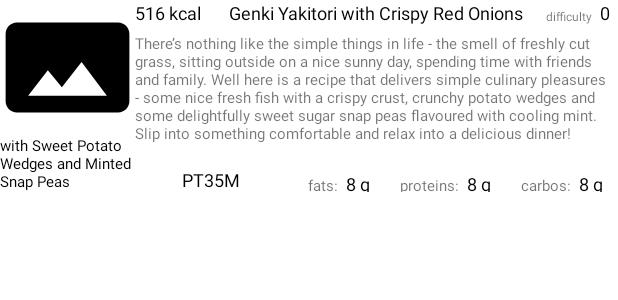
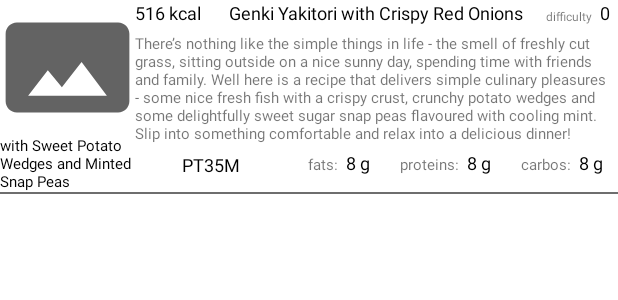
Before and after one commit to tCynik/myRecepies, an Android app: the layout item_layout.xml on its own in the app's theme, with its tools: preview values and no code run, on a phone screen of 412 x 824 dp. Shown: the top 300 px of the screen. Run offline under Robolectric (Android 15) with nearby library versions, the phone set to English and light mode, and no system bars.

Commit message:
list in recycler view is displaying well. Need 2 cleanup in code (bugfix logs, comments, etc.), make logger and exceptions processor. After thet making picture downloading structure

```diff
--- a/app/src/main/res/drawable/no_image.xml
+++ b/app/src/main/res/drawable/no_image.xml
@@ -1,4 +1,4 @@
-<vector android:height="24dp" android:tint="#000000"
+<vector android:height="24dp" android:tint="#636363"
     android:viewportHeight="24" android:viewportWidth="24"
     android:width="24dp" xmlns:android="http://schemas.android.com/apk/res/android">
     <path android:fillColor="@android:color/white" android:pathData="M23,18V6c0,-1.1 -0.9,-2 -2,-2H3c-1.1,0 -2,0.9 -2,2v12c0,1.1 0.9,2 2,2h18c1.1,0 2,-0.9 2,-2zM8.5,12.5l2.5,3.01L14.5,11l4.5,6H5l3.5,-4.5z"/>
--- a/app/src/main/res/layout/item_layout.xml
+++ b/app/src/main/res/layout/item_layout.xml
@@ -1,16 +1,15 @@
 <?xml version="1.0" encoding="utf-8"?>
-<LinearLayout xmlns:android="http://schemas.android.com/apk/res/android"
+<androidx.constraintlayout.widget.ConstraintLayout xmlns:android="http://schemas.android.com/apk/res/android"
     android:layout_width="match_parent"
     android:layout_height="wrap_content"
-    android:orientation="vertical">
+    xmlns:app="http://schemas.android.com/apk/res-auto">
     <LinearLayout
-        android:layout_width="match_parent"
-        android:layout_height="wrap_content"
-        android:orientation="horizontal">
-        <LinearLayout
+        android:id="@+id/picture_block_layout"
         android:layout_width="90dp"
         android:layout_height="wrap_content"
-            android:orientation="vertical">
+        android:orientation="vertical"
+        app:layout_constraintTop_toTopOf="parent"
+        app:layout_constraintStart_toStartOf="parent">
         <ImageView
             android:id="@+id/image_place"
             android:layout_width="match_parent"
@@ -23,78 +22,90 @@
             android:textColor="@color/black"
             android:textSize="10sp"
             android:text="with Sweet Potato Wedges and Minted Snap Peas"/>
+    </LinearLayout>
 
-        </LinearLayout>
-        <androidx.appcompat.widget.LinearLayoutCompat
-            android:layout_width="match_parent"
-            android:layout_height="match_parent"
-            android:orientation="vertical">
+    <LinearLayout
+        android:id="@+id/title_layout"
+        android:layout_width="0dp"
+        android:layout_height="wrap_content"
+        android:orientation="vertical"
+        app:layout_constraintEnd_toEndOf="parent"
+        app:layout_constraintStart_toEndOf="@+id/picture_block_layout"
+        app:layout_constraintTop_toTopOf="parent">
+
         <FrameLayout
             android:layout_width="match_parent"
             android:layout_height="wrap_content"
             android:layout_marginBottom="5dp"
             android:orientation="horizontal">
+
             <TextView
-                    android:gravity="center"
                 android:id="@+id/name"
                 android:layout_width="match_parent"
                 android:layout_height="wrap_content"
+                android:gravity="center"
+                android:text="Genki Yakitori with Crispy Red Onions"
                 android:textColor="@color/black"
-                    android:textSize="12sp"
-                    android:text="Genki Yakitori with Crispy Red Onions"/>
+                android:textSize="12sp" />
 
             <TextView
                 android:id="@+id/calories"
                 android:layout_width="wrap_content"
                 android:layout_height="match_parent"
+                android:text="516 kcal"
                 android:textColor="@color/black"
-                    android:textSize="12sp"
-                    android:text="516 kcal"/>
+                android:textSize="12sp" />
 
             <LinearLayout
                 android:layout_width="wrap_content"
                 android:layout_height="match_parent"
-                    android:orientation="horizontal"
                 android:layout_gravity="end"
-                    android:gravity="end">
+                android:gravity="end"
+                android:orientation="horizontal">
+
                 <TextView
                     android:layout_width="match_parent"
                     android:layout_height="match_parent"
                     android:gravity="bottom"
-                        android:textSize="8sp"
-                        android:text="difficulty"/>
+                    android:text="difficulty"
+                    android:textSize="8sp" />
+
                 <TextView
                     android:id="@+id/difficulty"
-                        android:layout_marginHorizontal="5sp"
                     android:layout_width="match_parent"
                     android:layout_height="match_parent"
+                    android:layout_marginHorizontal="5sp"
                     android:gravity="bottom"
-                        android:textSize="12sp"
+                    android:text="0"
                     android:textColor="@color/black"
-                        android:text="0"/>
+                    android:textSize="12sp" />
             </LinearLayout>
         </FrameLayout>
+    </LinearLayout>
 
-            <LinearLayout
-                android:layout_width="match_parent"
-                android:layout_height="match_parent"
-                android:orientation="vertical">
     <TextView
         android:id="@+id/description"
-                    android:layout_width="match_parent"
+        android:layout_width="0dp"
         android:layout_height="wrap_content"
+        app:layout_constraintTop_toBottomOf="@+id/title_layout"
+        app:layout_constraintStart_toEndOf="@id/picture_block_layout"
+        app:layout_constraintEnd_toEndOf="parent"
         android:textSize="10sp"
         android:text="There\u2019s nothing like the simple things in life - the smell of freshly cut grass, sitting outside on a nice sunny day, spending time with friends and family. Well here is a recipe that delivers simple culinary pleasures - some nice fresh fish with a crispy crust, crunchy potato wedges and some delightfully sweet sugar snap peas flavoured with cooling mint. Slip into something comfortable and relax into a delicious dinner!"/>
 
     <LinearLayout
+        android:id="@+id/fpc_time_layout"
         android:layout_width="match_parent"
-                    android:layout_height="match_parent"
+        android:layout_height="wrap_content"
+        android:layout_marginBottom="4dp"
         android:orientation="horizontal"
-                    android:gravity="end">
+        android:gravity="end"
+        app:layout_constraintTop_toBottomOf="@id/description">
 
         <LinearLayout
             android:layout_width="wrap_content"
             android:layout_height="match_parent"
+            android:layout_marginTop="5dp"
             android:gravity="bottom"
             android:layout_marginEnd="30sp"
             android:orientation="horizontal">
@@ -109,12 +120,12 @@
 
         </LinearLayout>
 
-
         <LinearLayout
             android:layout_width="wrap_content"
             android:layout_height="match_parent"
             android:gravity="bottom"
             android:orientation="horizontal">
+
             <LinearLayout
                 android:layout_width="wrap_content"
                 android:layout_height="wrap_content"
@@ -128,7 +139,7 @@
                 <TextView
                     android:id="@+id/fats"
                     android:layout_width="match_parent"
-                                android:layout_height="match_parent"
+                    android:layout_height="18sp"
                     android:layout_marginStart="5sp"
                     android:textColor="@color/black"
                     android:textSize="12sp"
@@ -148,7 +159,7 @@
                 <TextView
                     android:id="@+id/proteins"
                     android:layout_width="match_parent"
-                                android:layout_height="match_parent"
+                    android:layout_height="18sp"
                     android:layout_marginStart="5sp"
                     android:textColor="@color/black"
                     android:textSize="12sp"
@@ -168,7 +179,7 @@
                 <TextView
                     android:id="@+id/carbos"
                     android:layout_width="match_parent"
-                                android:layout_height="match_parent"
+                    android:layout_height="18sp"
                     android:layout_marginStart="5sp"
                     android:textColor="@color/black"
                     android:textSize="12sp"
@@ -180,12 +191,25 @@
 
     </LinearLayout>
 
-            </LinearLayout>
-        </androidx.appcompat.widget.LinearLayoutCompat>
-    </LinearLayout>
+    <androidx.constraintlayout.widget.Barrier
+        android:id="@+id/barrier"
+        android:layout_width="wrap_content"
+        android:layout_height="wrap_content"
+        app:constraint_referenced_ids="picture_block_layout, fpc_time_layout"
+        app:barrierDirection="bottom"/>
+
+    <View
+        android:id="@+id/bottom_line"
+        android:layout_width="match_parent"
+        android:layout_height="1dp"
+        android:background="#6E6E6E"
+        app:layout_constraintTop_toBottomOf="@id/barrier"/>
+
+    <Space
+        android:layout_width="match_parent"
+        android:layout_height="10dp"
+        app:layout_constraintTop_toBottomOf="@id/bottom_line"
+        android:background="@color/black"/>
 
 
-
-
-
-</LinearLayout>
+</androidx.constraintlayout.widget.ConstraintLayout>
```
Lines whose indentation alone changed are shown as unchanged.
